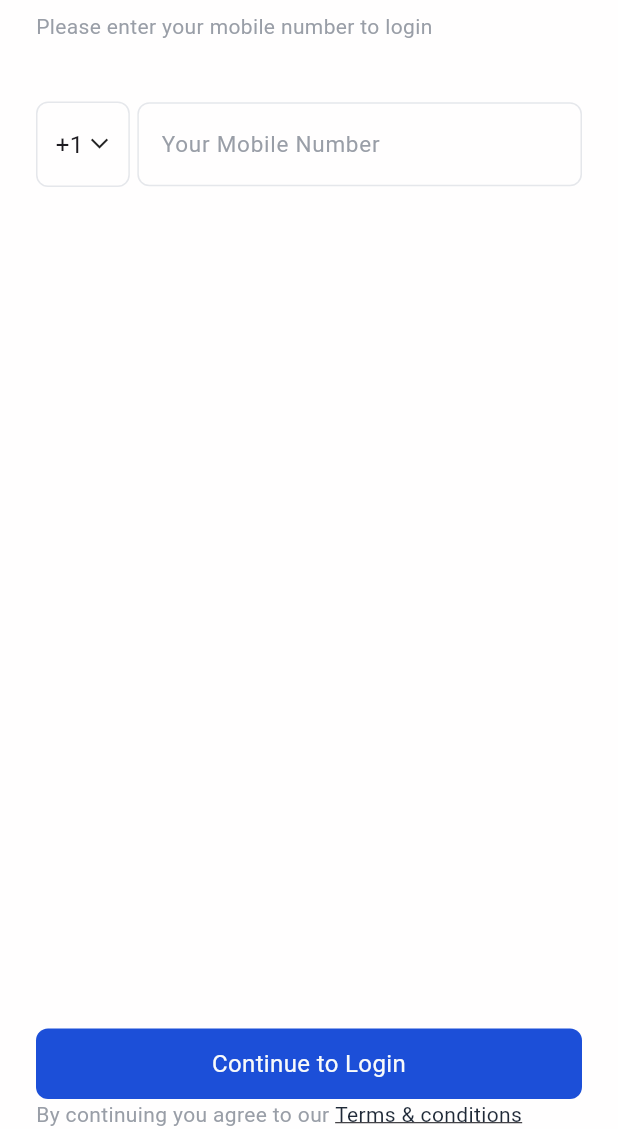
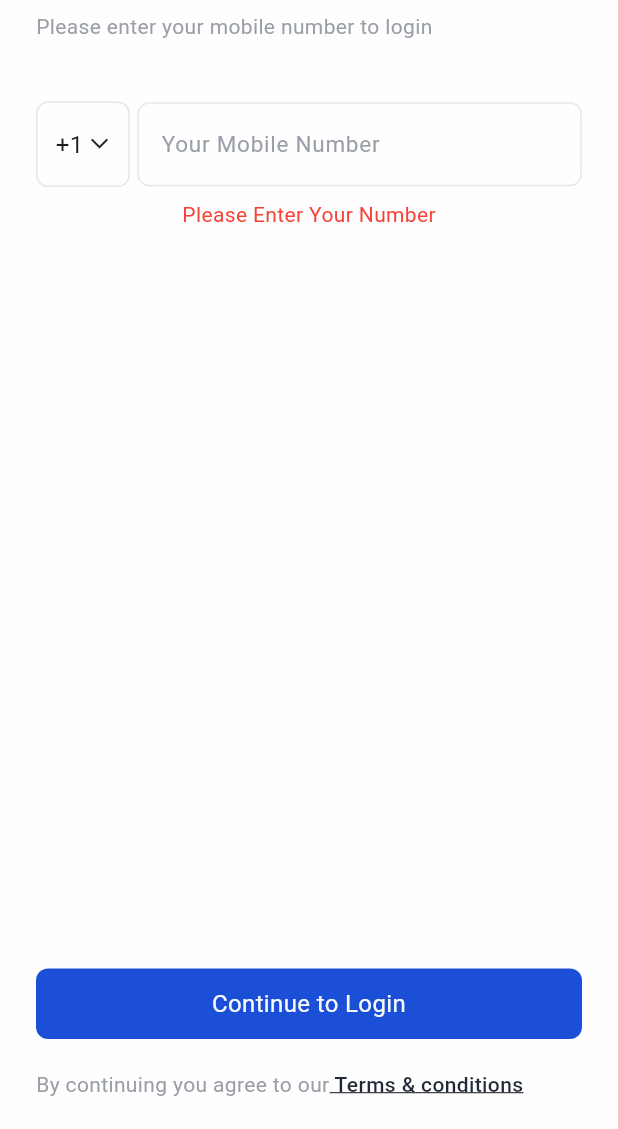
Before and after one commit to As-tra/Shoply, a Flutter app: the LoginWithPhoneView screen opened by its route, after a tap on "Continue to Login", on a phone screen of 412 x 824 dp, the part 107-1236 px from its top. Run offline on Flutter 3.47's test engine with Material 3 defaults, Android fonts, the phone set to English and light mode, and no system bars; our stand-ins replace country_picker, go_router.

Commit message:
add phone field validation

```diff
--- a/lib/core/utils/app_router.dart
+++ b/lib/core/utils/app_router.dart
@@ -10,16 +10,16 @@ class AppRouter {
     routes: [
       GoRoute(
         path: '/',
+        builder: (context, state) => const LoginWithPhoneView(),
+      ),
+      GoRoute(
+        path: '/',
         builder: (context, state) => const SplashView(),
       ),
       GoRoute(
         path: kOnboarding,
         builder: (context, state) => const OnboardingView(),
       ),
-      GoRoute(
-        path: kLoginWithPhone,
-        builder: (context, state) => const LoginWithPhoneView(),
-      ),
     ],
   );
 }
--- a/lib/features/Authentication/presentation/views/widgets/country_picker.dart
+++ b/lib/features/Authentication/presentation/views/widgets/country_picker.dart
@@ -4,7 +4,8 @@ import 'package:shoply/core/utils/app_colors.dart';
 import 'package:shoply/core/utils/assets.dart';
 
 class CountryPicker extends StatefulWidget {
-  const CountryPicker({super.key});
+  const CountryPicker({super.key, required this.update});
+  final void Function(int) update;
 
   @override
   State<CountryPicker> createState() => _CountryPickerState();
@@ -53,11 +54,11 @@ class _CountryPickerState extends State<CountryPicker> {
     showCountryPicker(
       onSelect: (Country country) {
         countryCode = country.phoneCode;
+        widget.update(country.example.length);
         setState(() {});
       },
       context: context,
       showPhoneCode: true,
-      searchAutofocus: true,
       countryListTheme: CountryListThemeData(
         borderRadius: const BorderRadius.only(
           topLeft: Radius.circular(20.0),
--- a/lib/features/Authentication/presentation/views/widgets/custom_text_field.dart
+++ b/lib/features/Authentication/presentation/views/widgets/custom_text_field.dart
@@ -2,11 +2,12 @@ import 'package:flutter/material.dart';
 import 'package:shoply/core/utils/app_colors.dart';
 
 class CustomTextField extends StatelessWidget {
-  const CustomTextField({super.key});
-
+  const CustomTextField({super.key, this.validate});
+  final String? Function(String?)? validate;
   @override
   Widget build(BuildContext context) {
-    return TextField(
+    return TextFormField(
+      validator: validate,
       keyboardType: const TextInputType.numberWithOptions(),
       decoration: InputDecoration(
         border: _buildBorder(),
--- a/lib/features/Authentication/presentation/views/widgets/login_with_phone_view_body.dart
+++ b/lib/features/Authentication/presentation/views/widgets/login_with_phone_view_body.dart
@@ -3,14 +3,46 @@ import 'package:shoply/core/utils/app_colors.dart';
 import 'package:shoply/features/Authentication/presentation/views/widgets/country_picker.dart';
 import 'package:shoply/features/Authentication/presentation/views/widgets/custom_button.dart';
 import 'package:shoply/features/Authentication/presentation/views/widgets/custom_text_field.dart';
+import 'package:shoply/features/Authentication/presentation/views/widgets/terms_and_conditions.dart';
 
-class LoginWithPhoneViewBody extends StatelessWidget {
+class LoginWithPhoneViewBody extends StatefulWidget {
   const LoginWithPhoneViewBody({super.key});
+
+  @override
+  State<LoginWithPhoneViewBody> createState() => _LoginWithPhoneViewBodyState();
+}
+
+class _LoginWithPhoneViewBodyState extends State<LoginWithPhoneViewBody> {
+  int phoneLength = 10;
+  String errorMessage = '';
+  final GlobalKey<FormState> _formKey = GlobalKey();
+
+  void _updateState(int value) {
+    phoneLength = value;
+    setState(() {});
+  }
+
+  String? validateField(String? value) {
+    value = value?.trim();
+    if (value == null || value.isEmpty) {
+      errorMessage = 'Please Enter Your Number';
+    } else if (int.tryParse(value) == null) {
+      errorMessage = 'Number must contain only digits';
+    } else if (value.length != phoneLength) {
+      errorMessage = 'Number length must be $phoneLength';
+    } else {
+      errorMessage = '';
+    }
+    setState(() {});
+    return null;
+  }
 
   @override
   Widget build(BuildContext context) {
     return Padding(
       padding: const EdgeInsets.symmetric(horizontal: 24.0),
+      child: Form(
+        key: _formKey,
         child: Column(
           crossAxisAlignment: CrossAxisAlignment.start,
           children: [
@@ -19,31 +51,38 @@ class LoginWithPhoneViewBody extends StatelessWidget {
             const SizedBox(height: 8),
             _buildSubTitle('Please enter your mobile number to login'),
             const SizedBox(height: 40),
-          const Row(
+            Row(
               children: [
-              CountryPicker(),
-              SizedBox(width: 5),
+                CountryPicker(
+                  update: _updateState,
+                ),
+                const SizedBox(width: 5),
                 Expanded(
-                child: CustomTextField(),
+                  child: CustomTextField(validate: validateField),
+                ),
+              ],
+            ),
+            const SizedBox(height: 8),
+            Row(
+              mainAxisAlignment: MainAxisAlignment.center,
+              children: [
+                Text(
+                  errorMessage,
+                  style: const TextStyle(color: Colors.red),
                 ),
               ],
             ),
             const Spacer(),
-          CustomButton(ontap: () {}, text: 'Continue to Login'),
-          // change this to rich text
-          Wrap(
-            children: [
-              _buildSubTitle('By continuing you agree to our '),
-              const Text(
-                'Terms & conditions',
-                style: TextStyle(
-                    color: AppColors.primaryText,
-                    fontSize: 14,
-                    decoration: TextDecoration.underline),
+            CustomButton(
+                ontap: () {
+                  _formKey.currentState!.validate();
+                },
+                text: 'Continue to Login'),
+            const SizedBox(height: 20),
+            const TermsAndConditions(),
+            const SizedBox(height: 20),
+          ],
         ),
-            ],
-          )
-        ],
       ),
     );
   }
```
Also changed, not shown: lib/features/Authentication/presentation/views/widgets/terms_and_conditions.dart (added, +34 -0 lines), lib/main.dart (+1 -6 lines). Lines whose indentation alone changed are shown as unchanged.
